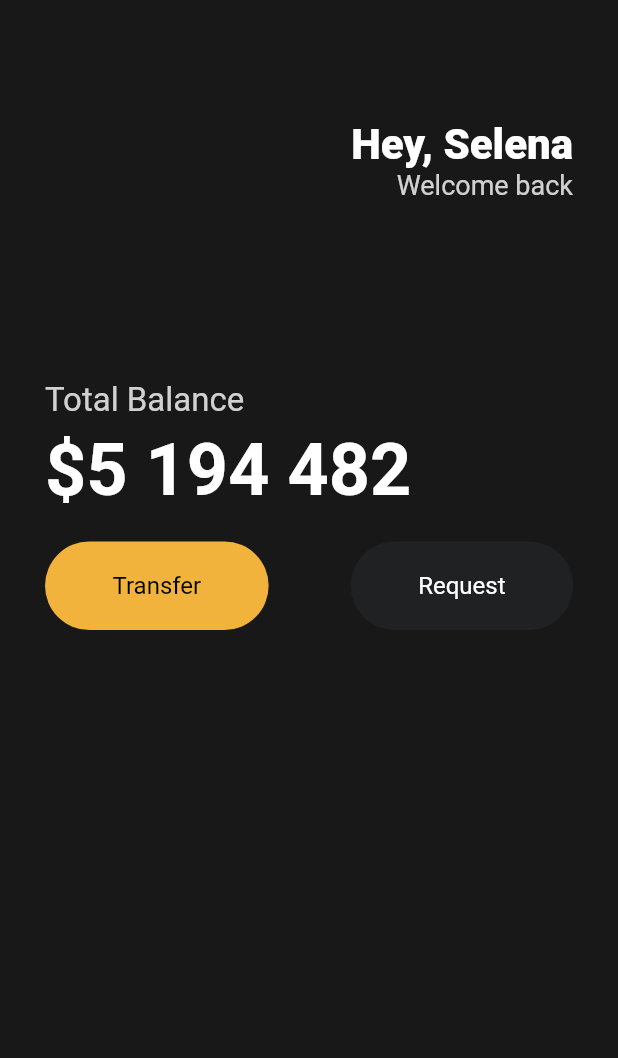
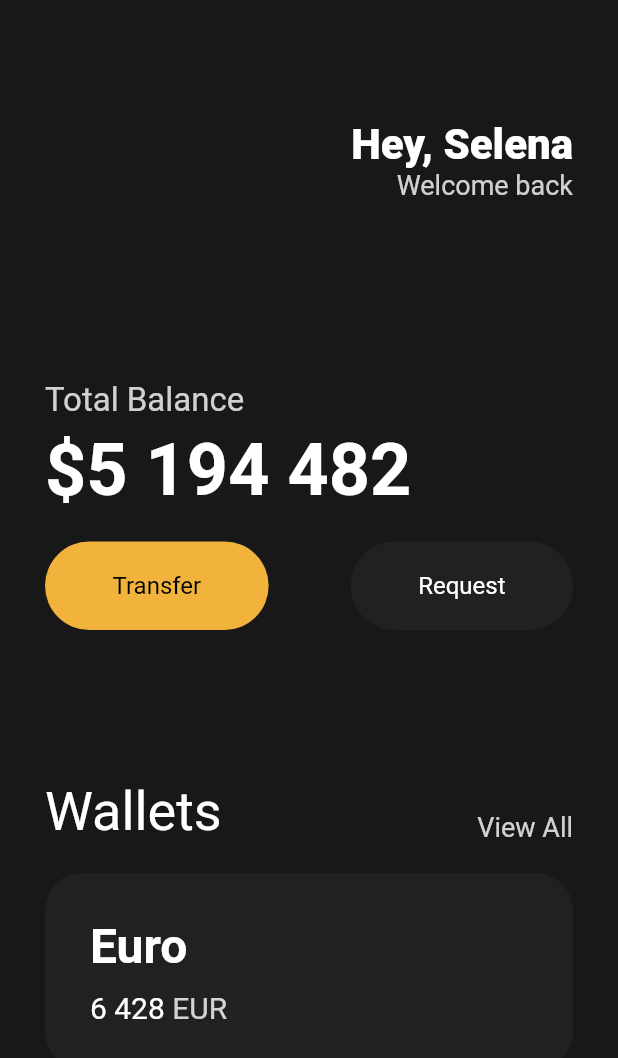
Before and after one commit to parkinjong/flutter-nomadcoder, a Flutter app: the screen it shows after launch, on a phone screen of 412 x 824 dp. Shown: the top 1058 px of the screen. Run offline on Flutter 3.47's test engine with Material 2 defaults, Android fonts, the phone set to English and light mode, and no system bars.

Commit message:
add ui challenge wallets card base.

```diff
--- a/toonflix/lib/main.dart
+++ b/toonflix/lib/main.dart
@@ -83,6 +83,79 @@ class App extends StatelessWidget {
                       textColor: Colors.white),
                 ],
               ),
+              const SizedBox(
+                height: 100,
+              ),
+              Row(
+                mainAxisAlignment: MainAxisAlignment.spaceBetween,
+                crossAxisAlignment: CrossAxisAlignment.end,
+                children: [
+                  const Text(
+                    'Wallets',
+                    style: TextStyle(
+                      color: Colors.white,
+                      fontSize: 36,
+                    ),
+                  ),
+                  Text(
+                    'View All',
+                    style: TextStyle(
+                        color: Colors.white.withOpacity(0.8), fontSize: 18),
+                  )
+                ],
+              ),
+              const SizedBox(
+                height: 20,
+              ),
+              Container(
+                decoration: BoxDecoration(
+                  color: const Color(0xFF1F2123),
+                  borderRadius: BorderRadius.circular(25),
+                ),
+                child: Padding(
+                  padding: const EdgeInsets.all(30),
+                  child: Row(
+                    children: [
+                      Column(
+                        crossAxisAlignment: CrossAxisAlignment.start,
+                        children: [
+                          const Text(
+                            'Euro',
+                            style: TextStyle(
+                                color: Colors.white,
+                                fontSize: 32,
+                                fontWeight: FontWeight.w600),
+                          ),
+                          const SizedBox(
+                            height: 10,
+                          ),
+                          Row(
+                            children: [
+                              const Text(
+                                '6 428',
+                                style: TextStyle(
+                                  color: Colors.white,
+                                  fontSize: 20,
+                                ),
+                              ),
+                              const SizedBox(
+                                width: 5,
+                              ),
+                              Text(
+                                'EUR',
+                                style: TextStyle(
+                                  color: Colors.white.withOpacity(0.8),
+                                  fontSize: 20,
+                                ),
+                              ),
+                            ],
+                          ),
+                        ],
+                      ),
+                    ],
+                  ),
+                ),
+              ),
             ],
           ),
         ),
```
